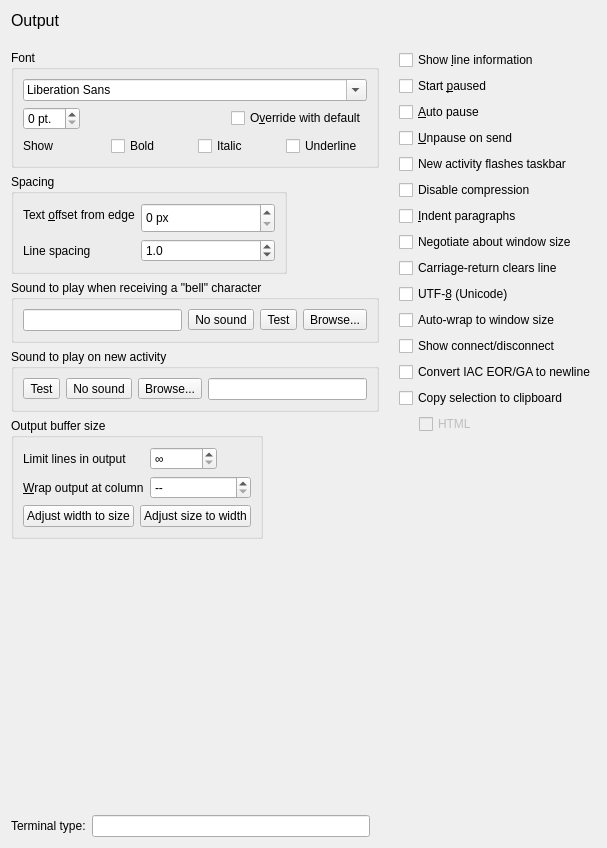
This is smushclient-qt/cpp/ui/prefs/output.ui in jnbooth/smushclient as Qt 5 draws it before an edit. The edited form follows.
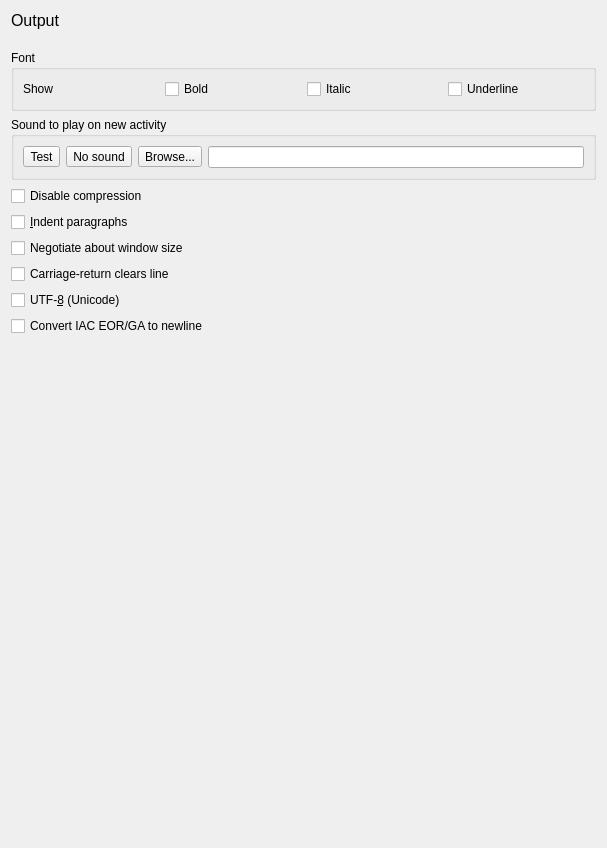
This is the edited form. Icons and pictures are not drawn.

What changed in the file:
```diff
--- a/smushclient-qt/cpp/ui/prefs/output.ui
+++ b/smushclient-qt/cpp/ui/prefs/output.ui
@@ -51,40 +51,6 @@
           <string>Font</string>
          </property>
          <layout class="QVBoxLayout" name="verticalLayout_3">
-          <item>
-           <widget class="QFontComboBox" name="OutputFont">
-            <property name="sizePolicy">
-             <sizepolicy hsizetype="Minimum" vsizetype="Fixed">
-              <horstretch>0</horstretch>
-              <verstretch>0</verstretch>
-             </sizepolicy>
-            </property>
-           </widget>
-          </item>
-          <item>
-           <layout class="QHBoxLayout" name="_font_options">
-            <item>
-             <widget class="QSpinBox" name="OutputFontHeight">
-              <property name="sizePolicy">
-               <sizepolicy hsizetype="Fixed" vsizetype="Fixed">
-                <horstretch>0</horstretch>
-                <verstretch>0</verstretch>
-               </sizepolicy>
-              </property>
-              <property name="suffix">
-               <string> pt.</string>
-              </property>
-             </widget>
-            </item>
-            <item alignment="Qt::AlignmentFlag::AlignRight">
-             <widget class="QCheckBox" name="UseDefaultOutputFont">
-              <property name="text">
-               <string>O&amp;verride with default</string>
-              </property>
-             </widget>
-            </item>
-           </layout>
-          </item>
           <item>
            <layout class="QHBoxLayout" name="_style">
             <item>
@@ -120,136 +86,6 @@
          </layout>
         </widget>
        </item>
-       <item>
-        <widget class="QGroupBox" name="_spacing">
-         <property name="sizePolicy">
-          <sizepolicy hsizetype="Fixed" vsizetype="Preferred">
-           <horstretch>0</horstretch>
-           <verstretch>0</verstretch>
-          </sizepolicy>
-         </property>
-         <property name="title">
-          <string>Spacing</string>
-         </property>
-         <layout class="QFormLayout" name="_2">
-          <item row="0" column="0">
-           <widget class="QLabel" name="PixelOffset_label">
-            <property name="text">
-             <string>Text &amp;offset from edge</string>
-            </property>
-            <property name="buddy">
-             <cstring>PixelOffset</cstring>
-            </property>
-           </widget>
-          </item>
-          <item row="0" column="1">
-           <widget class="QSpinBox" name="PixelOffset">
-            <property name="sizePolicy">
-             <sizepolicy hsizetype="Fixed" vsizetype="Fixed">
-              <horstretch>0</horstretch>
-              <verstretch>0</verstretch>
-             </sizepolicy>
-            </property>
-            <property name="minimumSize">
-             <size>
-              <width>134</width>
-              <height>30</height>
-             </size>
-            </property>
-            <property name="suffix">
-             <string> px</string>
-            </property>
-            <property name="maximum">
-             <number>10000</number>
-            </property>
-           </widget>
-          </item>
-          <item row="1" column="0">
-           <widget class="QLabel" name="LineSpacing_label">
-            <property name="text">
-             <string>Line spacing</string>
-            </property>
-            <property name="buddy">
-             <cstring>LineSpacing</cstring>
-            </property>
-           </widget>
-          </item>
-          <item row="1" column="1">
-           <widget class="QDoubleSpinBox" name="LineSpacing">
-            <property name="sizePolicy">
-             <sizepolicy hsizetype="Expanding" vsizetype="Fixed">
-              <horstretch>0</horstretch>
-              <verstretch>0</verstretch>
-             </sizepolicy>
-            </property>
-            <property name="baseSize">
-             <size>
-              <width>30</width>
-              <height>0</height>
-             </size>
-            </property>
-            <property name="decimals">
-             <number>1</number>
-            </property>
-            <property name="singleStep">
-             <double>0.100000000000000</double>
-            </property>
-            <property name="value">
-             <double>1.000000000000000</double>
-            </property>
-           </widget>
-          </item>
-         </layout>
-        </widget>
-       </item>
-       <item>
-        <widget class="QGroupBox" name="_beep">
-         <property name="sizePolicy">
-          <sizepolicy hsizetype="Expanding" vsizetype="Preferred">
-           <horstretch>0</horstretch>
-           <verstretch>0</verstretch>
-          </sizepolicy>
-         </property>
-         <property name="title">
-          <string>Sound to play when receiving a &quot;bell&quot; character</string>
-         </property>
-         <layout class="QHBoxLayout" name="horizontalLayout">
-          <item>
-           <widget class="QLineEdit" name="BeepSound"/>
-          </item>
-          <item>
-           <widget class="QToolButton" name="BeepSound_none">
-            <property name="text">
-             <string>No sound</string>
-            </property>
-            <property name="icon">
-             <iconset theme="user-trash-symbolic"/>
-            </property>
-           </widget>
-          </item>
-          <item>
-           <widget class="QToolButton" name="BeepSound_test">
-            <property name="text">
-             <string>Test</string>
-            </property>
-            <property name="icon">
-             <iconset theme="audio-volume-high-symbolic"/>
-            </property>
-           </widget>
-          </item>
-          <item>
-           <widget class="QToolButton" name="BeepSound_browse">
-            <property name="text">
-             <string>Browse...</string>
-            </property>
-            <property name="icon">
-             <iconset theme="document-open"/>
-            </property>
-           </widget>
-          </item>
-         </layout>
-        </widget>
-       </item>
        <item>
         <widget class="QGroupBox" name="_new_activity">
          <property name="sizePolicy">
@@ -299,121 +135,53 @@
         </widget>
        </item>
        <item>
-        <widget class="QGroupBox" name="_buffer">
-         <property name="sizePolicy">
-          <sizepolicy hsizetype="Fixed" vsizetype="Preferred">
-           <horstretch>0</horstretch>
-           <verstretch>0</verstretch>
-          </sizepolicy>
+        <layout class="QVBoxLayout" name="_checkboxes">
+         <property name="spacing">
+          <number>6</number>
          </property>
-         <property name="title">
-          <string>Output buffer size</string>
-         </property>
-         <layout class="QVBoxLayout" name="verticalLayout_9">
-          <item>
-           <layout class="QFormLayout" name="_limits">
-            <item row="0" column="0">
-             <widget class="QLabel" name="MaxOutputLines_label">
-              <property name="text">
-               <string>Limit lines in output</string>
-              </property>
-              <property name="buddy">
-               <cstring>MaxOutputLines</cstring>
-              </property>
-             </widget>
-            </item>
-            <item row="0" column="1">
-             <widget class="QSpinBox" name="MaxOutputLines">
-              <property name="sizePolicy">
-               <sizepolicy hsizetype="Fixed" vsizetype="Fixed">
-                <horstretch>0</horstretch>
-                <verstretch>0</verstretch>
-               </sizepolicy>
-              </property>
-              <property name="specialValueText">
-               <string>∞</string>
-              </property>
-              <property name="maximum">
-               <number>10000000</number>
-              </property>
-             </widget>
-            </item>
-            <item row="1" column="0">
-             <widget class="QLabel" name="WrapColumn_label">
-              <property name="text">
-               <string>&amp;Wrap output at column</string>
-              </property>
-              <property name="buddy">
-               <cstring>WrapColumn</cstring>
-              </property>
-             </widget>
-            </item>
-            <item row="1" column="1">
-             <widget class="QSpinBox" name="WrapColumn">
-              <property name="sizePolicy">
-               <sizepolicy hsizetype="Expanding" vsizetype="Fixed">
-                <horstretch>0</horstretch>
-                <verstretch>0</verstretch>
-               </sizepolicy>
-              </property>
-              <property name="specialValueText">
-               <string>--</string>
-              </property>
-             </widget>
-            </item>
-           </layout>
-          </item>
-          <item>
-           <layout class="QHBoxLayout" name="_auto">
-            <item>
-             <widget class="QPushButton" name="auto_width">
-              <property name="sizePolicy">
-               <sizepolicy hsizetype="Fixed" vsizetype="Fixed">
-                <horstretch>0</horstretch>
-                <verstretch>0</verstretch>
-               </sizepolicy>
-              </property>
-              <property name="text">
-               <string>Adjust width to size</string>
-              </property>
-              <property name="autoDefault">
-               <bool>false</bool>
-              </property>
-             </widget>
-            </item>
-            <item>
-             <widget class="QPushButton" name="auto_size">
-              <property name="sizePolicy">
-               <sizepolicy hsizetype="Fixed" vsizetype="Fixed">
-                <horstretch>0</horstretch>
-                <verstretch>0</verstretch>
-               </sizepolicy>
-              </property>
-              <property name="text">
-               <string>Adjust size to width</string>
-              </property>
-              <property name="autoDefault">
-               <bool>false</bool>
-              </property>
-             </widget>
-            </item>
-            <item>
-             <spacer name="horizontalSpacer">
-              <property name="orientation">
-               <enum>Qt::Orientation::Horizontal</enum>
-              </property>
-              <property name="sizeHint" stdset="0">
-               <size>
-                <width>0</width>
-                <height>0</height>
-               </size>
-              </property>
-             </spacer>
-            </item>
-           </layout>
-          </item>
-         </layout>
-        </widget>
+         <item>
+          <widget class="QCheckBox" name="DisableCompression">
+           <property name="text">
+            <string>Disable compression</string>
+           </property>
+          </widget>
+         </item>
+         <item>
+          <widget class="QCheckBox" name="IndentParas">
+           <property name="text">
+            <string>&amp;Indent paragraphs</string>
+           </property>
+          </widget>
+         </item>
+         <item>
+          <widget class="QCheckBox" name="Naws">
+           <property name="text">
+            <string>Negotiate about window size</string>
+           </property>
+          </widget>
+         </item>
+         <item>
+          <widget class="QCheckBox" name="CarriageReturnClearsLine">
+           <property name="text">
+            <string>Carriage-return clears line</string>
+           </property>
+          </widget>
+         </item>
+         <item>
+          <widget class="QCheckBox" name="Utf8">
+           <property name="text">
+            <string>UTF-&amp;8 (Unicode)</string>
+           </property>
+          </widget>
+         </item>
+         <item>
+          <widget class="QCheckBox" name="ConvertGaToNewline">
+           <property name="text">
+            <string>Convert IAC EOR/GA to newline</string>
+           </property>
+          </widget>
+         </item>
+        </layout>
        </item>
        <item>
         <spacer name="verticalSpacer">
@@ -422,186 +190,8 @@
          </property>
          <property name="sizeHint" stdset="0">
           <size>
-           <width>0</width>
-           <height>0</height>
-          </size>
-         </property>
-        </spacer>
-       </item>
-       <item>
-        <layout class="QFormLayout" name="_terminal">
-         <property name="rightMargin">
-          <number>9</number>
-         </property>
-         <item row="0" column="0">
-          <spacer name="verticalSpacer_4">
-           <property name="orientation">
-            <enum>Qt::Orientation::Vertical</enum>
-           </property>
-           <property name="sizeHint" stdset="0">
-            <size>
-             <width>0</width>
-             <height>0</height>
-            </size>
-           </property>
-          </spacer>
-         </item>
-         <item row="1" column="1">
-          <widget class="QLineEdit" name="TerminalIdentification"/>
-         </item>
-         <item row="1" column="0">
-          <widget class="QLabel" name="TerminalIdentification_label">
-           <property name="text">
-            <string>Terminal type:</string>
-           </property>
-          </widget>
-         </item>
-        </layout>
-       </item>
-      </layout>
-     </item>
-     <item>
-      <layout class="QVBoxLayout" name="_checkboxes">
-       <property name="spacing">
-        <number>6</number>
-       </property>
-       <item>
-        <widget class="QCheckBox" name="LineInformation">
-         <property name="text">
-          <string>Show &amp;line information</string>
-         </property>
-        </widget>
-       </item>
-       <item>
-        <widget class="QCheckBox" name="StartPaused">
-         <property name="text">
-          <string>Start &amp;paused</string>
-         </property>
-        </widget>
-       </item>
-       <item>
-        <widget class="QCheckBox" name="AutoPause">
-         <property name="text">
-          <string>&amp;Auto pause</string>
-         </property>
-        </widget>
-       </item>
-       <item>
-        <widget class="QCheckBox" name="UnpauseOnSend">
-         <property name="text">
-          <string>&amp;Unpause on send</string>
-         </property>
-        </widget>
-       </item>
-       <item>
-        <widget class="QCheckBox" name="FlashTaskbarIcon">
-         <property name="text">
-          <string>New activity flashes taskbar</string>
-         </property>
-        </widget>
-       </item>
-       <item>
-        <widget class="QCheckBox" name="DisableCompression">
-         <property name="text">
-          <string>Disable compression</string>
-         </property>
-        </widget>
-       </item>
-       <item>
-        <widget class="QCheckBox" name="IndentParas">
-         <property name="text">
-          <string>&amp;Indent paragraphs</string>
-         </property>
-        </widget>
-       </item>
-       <item>
-        <widget class="QCheckBox" name="Naws">
-         <property name="text">
-          <string>Negotiate about window size</string>
-         </property>
-        </widget>
-       </item>
-       <item>
-        <widget class="QCheckBox" name="CarriageReturnClearsLine">
-         <property name="text">
-          <string>Carriage-return clears line</string>
-         </property>
-        </widget>
-       </item>
-       <item>
-        <widget class="QCheckBox" name="Utf8">
-         <property name="text">
-          <string>UTF-&amp;8 (Unicode)</string>
-         </property>
-        </widget>
-       </item>
-       <item>
-        <widget class="QCheckBox" name="AutoWrapWindowWidth">
-         <property name="text">
-          <string>Auto-wrap to window size</string>
-         </property>
-        </widget>
-       </item>
-       <item>
-        <widget class="QCheckBox" name="ShowConnectDisconnect">
-         <property name="text">
-          <string>Show connect/disconnect</string>
-         </property>
-        </widget>
-       </item>
-       <item>
-        <widget class="QCheckBox" name="ConvertGaToNewline">
-         <property name="text">
-          <string>Convert IAC EOR/GA to newline</string>
-         </property>
-        </widget>
-       </item>
-       <item>
-        <widget class="QCheckBox" name="CopySelectionToClipboard">
-         <property name="text">
-          <string>Copy selection to clipboard</string>
-         </property>
-        </widget>
-       </item>
-       <item>
-        <layout class="QHBoxLayout" name="_copy_options">
-         <item>
-          <spacer name="horizontalSpacer_2">
-           <property name="orientation">
-            <enum>Qt::Orientation::Horizontal</enum>
-           </property>
-           <property name="sizeType">
-            <enum>QSizePolicy::Policy::Fixed</enum>
-           </property>
-           <property name="sizeHint" stdset="0">
-            <size>
-             <width>20</width>
-             <height>0</height>
-            </size>
-           </property>
-          </spacer>
-         </item>
-         <item>
-          <widget class="QCheckBox" name="AutoCopyToClipboardInHtml">
-           <property name="enabled">
-            <bool>false</bool>
-           </property>
-           <property name="text">
-            <string>HTML</string>
-           </property>
-          </widget>
-         </item>
-        </layout>
-       </item>
-       <item>
-        <spacer name="verticalSpacer_2">
-         <property name="orientation">
-          <enum>Qt::Orientation::Vertical</enum>
-         </property>
-         <property name="sizeHint" stdset="0">
-          <size>
-           <width>0</width>
-           <height>0</height>
+           <width>20</width>
+           <height>40</height>
           </size>
          </property>
         </spacer>
```
Left out of the diff: 64 changed lines with no effect on the pictures.
